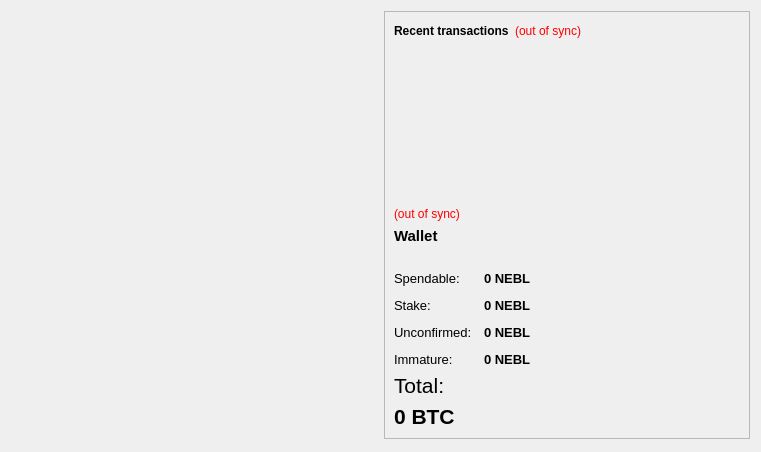
This is wallet/qt/forms/overviewpage.ui in NeblioTeam/neblio as Qt 5 draws it before an edit. The edited form follows.
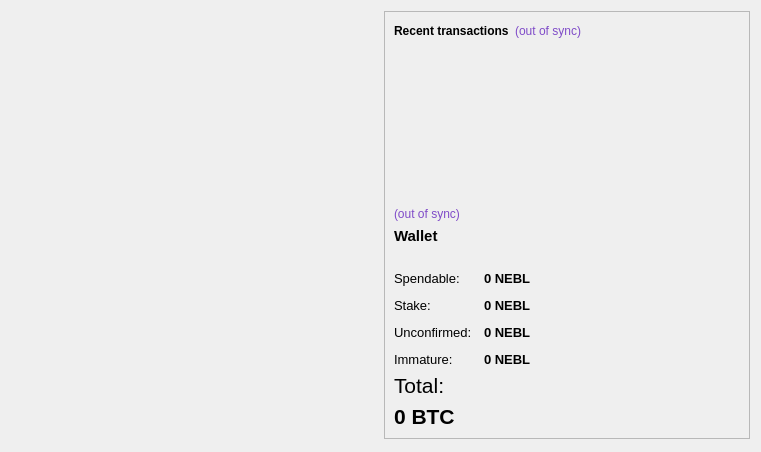
This is the edited form.

Patch:
```diff
--- a/wallet/qt/forms/overviewpage.ui
+++ b/wallet/qt/forms/overviewpage.ui
@@ -75,7 +75,7 @@
              <string>The displayed information may be out of date. Your wallet automatically synchronizes with the neblio network after a connection is established, but this process has not completed yet.</string>
             </property>
             <property name="styleSheet">
-             <string notr="true">QLabel { color: red; }</string>
+             <string notr="true">QLabel { color: #7F4BC8; }</string>
             </property>
             <property name="text">
              <string notr="true">(out of sync)</string>
@@ -125,7 +125,7 @@
            <string>The displayed information may be out of date. Your wallet automatically synchronizes with the neblio network after a connection is established, but this process has not completed yet.</string>
           </property>
           <property name="styleSheet">
-           <string notr="true">QLabel { color: red; }</string>
+           <string notr="true">QLabel { color: #7F4BC8; }</string>
           </property>
           <property name="text">
            <string notr="true">(out of sync)</string>
```
